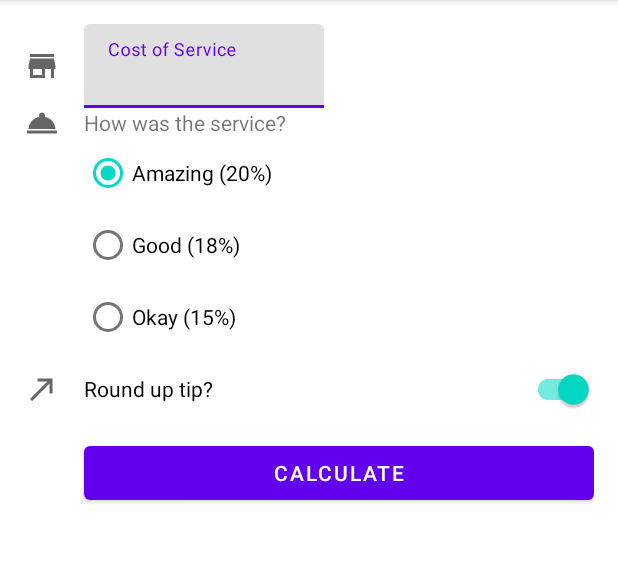
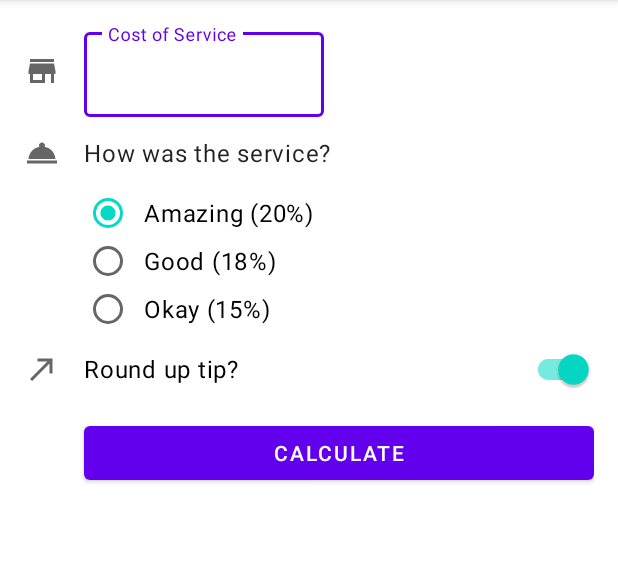
Before and after one commit to andikajayaw/Tip-Time-App, an Android app: the screen it shows after launch (MainActivity), on a phone screen of 412 x 824 dp, the part 84-647 px from its top. Run offline under Robolectric (Android 15) with nearby library versions, the phone set to English and light mode, and no system bars.

Commit message:
adding styles, and update themes

```diff
--- a/app/src/main/res/layout/activity_main.xml
+++ b/app/src/main/res/layout/activity_main.xml
@@ -46,6 +46,7 @@
 
     <TextView
         android:id="@+id/service_question"
+        style="@style/Widget.TipTime.TextView"
         android:layout_width="wrap_content"
         android:layout_height="wrap_content"
         android:text="@string/how_was_the_service"
@@ -114,6 +115,7 @@
 
     <TextView
         android:id="@+id/tip_result"
+        style="@style/Widget.TipTime.TextView"
         android:layout_width="wrap_content"
         android:layout_height="wrap_content"
         tools:text="Tip Amount: $10"
--- a/app/src/main/res/values-night/themes.xml
+++ b/app/src/main/res/values-night/themes.xml
@@ -12,5 +12,8 @@
         <!-- Status bar color. -->
         <item name="android:statusBarColor" tools:targetApi="l">?attr/colorPrimaryVariant</item>
         <!-- Customize your theme here. -->
+        <item name="textInputStyle">@style/Widget.MaterialComponents.TextInputLayout.OutlinedBox</item>
+        <item name="radioButtonStyle">@style/Widget.TipTime.CompoundButton.RadioButton</item>
+        <item name="switchStyle">@style/Widget.TipTime.CompoundButton.Switch</item>
     </style>
 </resources>
--- /dev/null
+++ b/app/src/main/res/values/dimens.xml
@@ -0,0 +1,4 @@
+<?xml version="1.0" encoding="utf-8"?>
+<resources>
+    <dimen name="min_text_height">48dp</dimen>
+</resources>
--- /dev/null
+++ b/app/src/main/res/values/styles.xml
@@ -0,0 +1,17 @@
+<?xml version="1.0" encoding="utf-8"?>
+<resources>
+    <style name="Widget.TipTime.TextView" parent="Widget.MaterialComponents.TextView">
+        <item name="android:minHeight">@dimen/min_text_height</item>
+        <item name="android:gravity">center_vertical</item>
+        <item name="android:textAppearance">?attr/textAppearanceBody1</item>
+    </style>
+    <style name="Widget.TipTime.CompoundButton.Switch" parent="Widget.MaterialComponents.CompoundButton.Switch">
+        <item name="android:minHeight">@dimen/min_text_height</item>
+        <item name="android:gravity">center_vertical</item>
+        <item name="android:textAppearance">?attr/textAppearanceBody1</item>
+    </style>
+    <style name="Widget.TipTime.CompoundButton.RadioButton" parent="Widget.AppCompat.CompoundButton.RadioButton">
+        <item name="android:paddingStart">8dp</item>
+        <item name="android:textAppearance">?attr/textAppearanceBody1</item>
+    </style>
+</resources>
--- a/app/src/main/res/values/themes.xml
+++ b/app/src/main/res/values/themes.xml
@@ -12,5 +12,8 @@
         <!-- Status bar color. -->
         <item name="android:statusBarColor" tools:targetApi="l">?attr/colorPrimaryVariant</item>
         <!-- Customize your theme here. -->
+        <item name="textInputStyle">@style/Widget.MaterialComponents.TextInputLayout.OutlinedBox</item>
+        <item name="radioButtonStyle">@style/Widget.TipTime.CompoundButton.RadioButton</item>
+        <item name="switchStyle">@style/Widget.TipTime.CompoundButton.Switch</item>
     </style>
 </resources>
```
